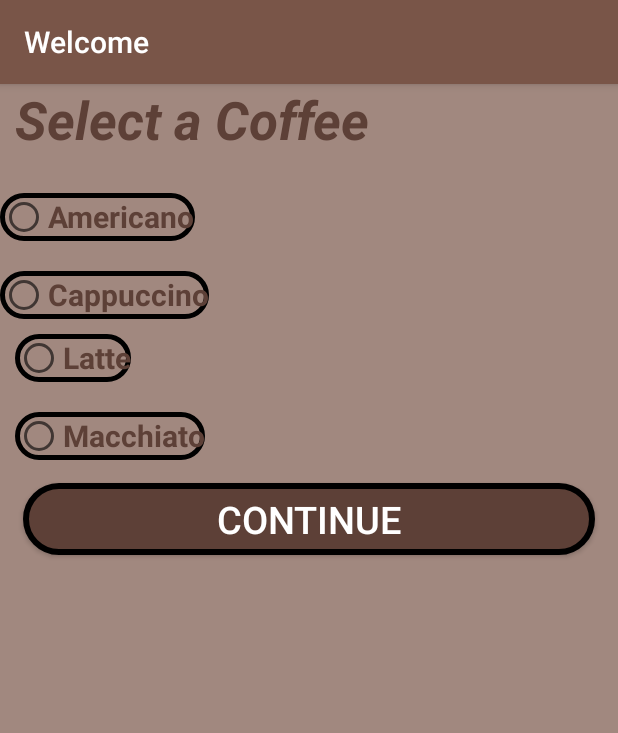
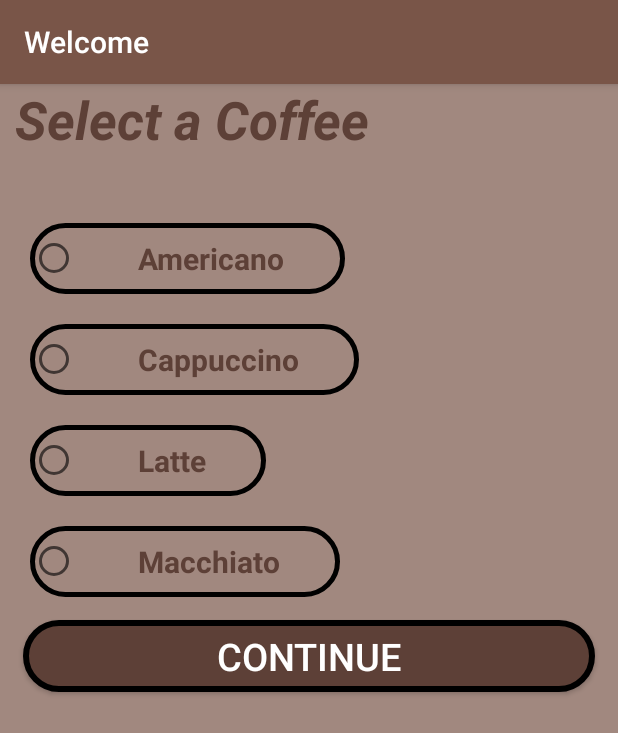
Before and after one commit to MirnaSny/Online-Coffee-Assigment3, an Android app: the OrderFragment screen opened through its navigation route, on a phone screen of 412 x 824 dp. Shown: the top 733 px of the screen. Run offline under Robolectric (Android 15) with nearby library versions, the phone set to English and light mode, and no system bars.

Commit message:
add new xml text color & change the padding in xml

```diff
--- /dev/null
+++ b/app/src/main/res/drawable/text_color.xml
@@ -0,0 +1,6 @@
+<?xml version="1.0" encoding="utf-8"?>
+<selector xmlns:android="http://schemas.android.com/apk/res/android">
+<item android:color = "@color/white" android:state_checked="true"/>
+    <item android:color="@color/brown_dark" android:state_checked="false"/>
+
+</selector>
--- a/app/src/main/res/layout/fragment_order.xml
+++ b/app/src/main/res/layout/fragment_order.xml
@@ -50,9 +50,15 @@
                         android:id="@+id/americano"
                         android:layout_width="wrap_content"
                         android:layout_height="wrap_content"
+                        android:text="Americano"
+                        android:layout_marginStart="20dp"
+                        android:layout_marginTop="20dp"
                         android:background="@drawable/custom_radio_button"
-                        android:text="Americano"
-                        android:textColor="@color/brown_dark"
+                        android:paddingStart="40dp"
+                        android:paddingTop="10dp"
+                        android:paddingEnd="40dp"
+                        android:paddingBottom="10dp"
+                        android:textColor="@drawable/text_color"
                         android:textSize="20sp"
                         android:textStyle="bold" />
 
@@ -60,10 +66,15 @@
                         android:id="@+id/cappuccino"
                         android:layout_width="wrap_content"
                         android:layout_height="wrap_content"
+                        android:text="Cappuccino"
+                        android:layout_marginStart="20dp"
                         android:layout_marginTop="20dp"
                         android:background="@drawable/custom_radio_button"
-                        android:text="Cappuccino"
-                        android:textColor="@color/brown_dark"
+                        android:paddingStart="40dp"
+                        android:paddingTop="10dp"
+                        android:paddingEnd="40dp"
+                        android:paddingBottom="10dp"
+                        android:textColor="@drawable/text_color"
                         android:textSize="20sp"
                         android:textStyle="bold" />
 
@@ -71,12 +82,15 @@
                         android:id="@+id/latte"
                         android:layout_width="wrap_content"
                         android:layout_height="wrap_content"
-                        android:layout_marginStart="10dp"
-                        android:layout_marginTop="10dp"
-                        android:layout_marginEnd="15dp"
+                        android:text="Latte"
+                        android:layout_marginStart="20dp"
+                        android:layout_marginTop="20dp"
                         android:background="@drawable/custom_radio_button"
-                        android:text="Latte"
-                        android:textColor="@color/brown_dark"
+                        android:paddingStart="40dp"
+                        android:paddingTop="10dp"
+                        android:paddingEnd="40dp"
+                        android:paddingBottom="10dp"
+                        android:textColor="@drawable/text_color"
                         android:textSize="20sp"
                         android:textStyle="bold" />
 
@@ -86,11 +100,15 @@
                         android:id="@+id/macchiato"
                         android:layout_width="wrap_content"
                         android:layout_height="wrap_content"
-                        android:layout_marginStart="10dp"
+                        android:text="Macchiato"
+                        android:layout_marginStart="20dp"
                         android:layout_marginTop="20dp"
                         android:background="@drawable/custom_radio_button"
-                        android:text="Macchiato"
-                        android:textColor="@color/brown_dark"
+                        android:paddingStart="40dp"
+                        android:paddingTop="10dp"
+                        android:paddingEnd="40dp"
+                        android:paddingBottom="10dp"
+                        android:textColor="@drawable/text_color"
                         android:textSize="20sp"
                         android:textStyle="bold" />
                 </RadioGroup>
```
